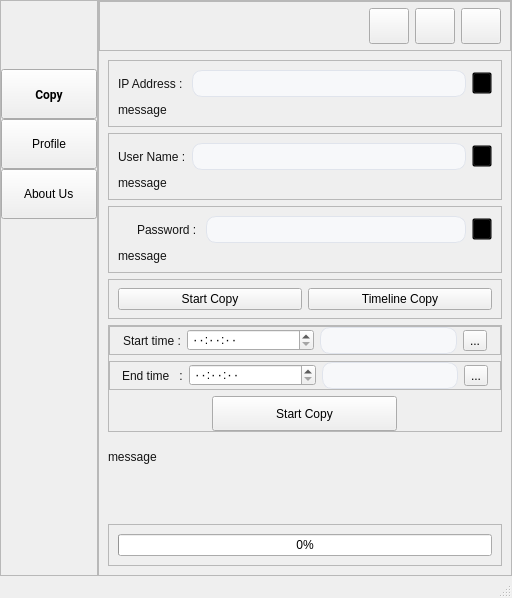
First picture: the form in UIFiles/mainUI.ui, repository amirhossein-mlkz/railProject_imageCopy, before the edit.
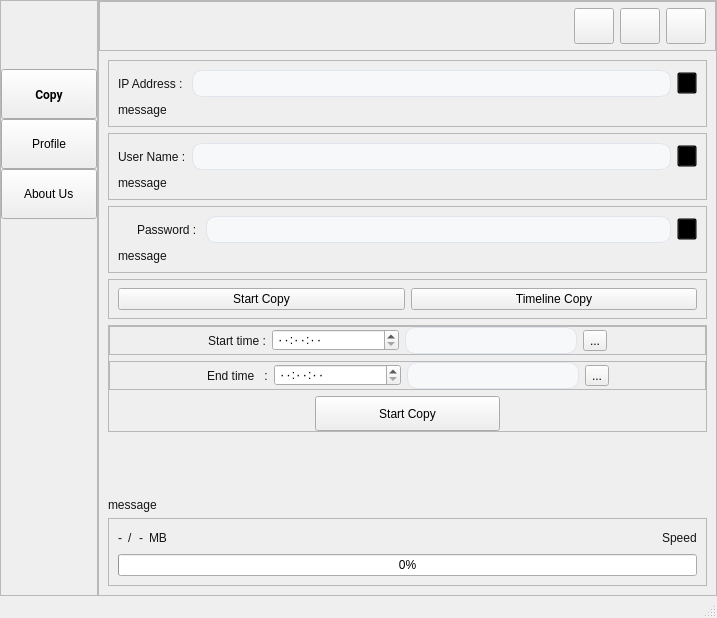
Second picture: the form after the edit. Icons and pictures are not drawn.

Commit message: New transform Module added for simple copy

Patch:
```diff
--- a/UIFiles/mainUI.ui
+++ b/UIFiles/mainUI.ui
@@ -6,8 +6,8 @@
    <rect>
     <x>0</x>
     <y>0</y>
-    <width>512</width>
-    <height>579</height>
+    <width>717</width>
+    <height>618</height>
    </rect>
   </property>
   <property name="windowTitle">
@@ -1513,7 +1513,23 @@
                </widget>
               </item>
               <item>
-               <widget class="QLabel" name="get_data_msg">
+               <spacer name="verticalSpacer_3">
+                <property name="orientation">
+                 <enum>Qt::Orientation::Vertical</enum>
+                </property>
+                <property name="sizeType">
+                 <enum>QSizePolicy::Policy::Expanding</enum>
+                </property>
+                <property name="sizeHint" stdset="0">
+                 <size>
+                  <width>20</width>
+                  <height>40</height>
+                 </size>
+                </property>
+               </spacer>
+              </item>
+              <item>
+               <widget class="QLabel" name="copy_log_lbl">
                 <property name="sizePolicy">
                  <sizepolicy hsizetype="Preferred" vsizetype="Preferred">
                   <horstretch>0</horstretch>
@@ -1534,13 +1550,6 @@
                 </property>
                </widget>
               </item>
-              <item>
-               <widget class="QLabel" name="log_label">
-                <property name="text">
-                 <string/>
-                </property>
-               </widget>
-              </item>
               <item>
                <widget class="QFrame" name="frame_5">
                 <property name="frameShape">
@@ -1549,7 +1558,89 @@
                 <property name="frameShadow">
                  <enum>QFrame::Shadow::Raised</enum>
                 </property>
-                <layout class="QHBoxLayout" name="horizontalLayout_6">
+                <layout class="QVBoxLayout" name="verticalLayout_18">
+                 <item>
+                  <layout class="QHBoxLayout" name="horizontalLayout_5">
+                   <item>
+                    <widget class="QLabel" name="completed_copy_lbl">
+                     <property name="sizePolicy">
+                      <sizepolicy hsizetype="Maximum" vsizetype="Preferred">
+                       <horstretch>0</horstretch>
+                       <verstretch>0</verstretch>
+                      </sizepolicy>
+                     </property>
+                     <property name="text">
+                      <string>-</string>
+                     </property>
+                    </widget>
+                   </item>
+                   <item>
+                    <widget class="QLabel" name="label_9">
+                     <property name="sizePolicy">
+                      <sizepolicy hsizetype="Maximum" vsizetype="Preferred">
+                       <horstretch>0</horstretch>
+                       <verstretch>0</verstretch>
+                      </sizepolicy>
+                     </property>
+                     <property name="text">
+                      <string>/</string>
+                     </property>
+                    </widget>
+                   </item>
+                   <item>
+                    <widget class="QLabel" name="total_copy_lbl">
+                     <property name="sizePolicy">
+                      <sizepolicy hsizetype="Maximum" vsizetype="Preferred">
+                       <horstretch>0</horstretch>
+                       <verstretch>0</verstretch>
+                      </sizepolicy>
+                     </property>
+                     <property name="text">
+                      <string>-</string>
+                     </property>
+                    </widget>
+                   </item>
+                   <item>
+                    <widget class="QLabel" name="total_copy_lbl_2">
+                     <property name="sizePolicy">
+                      <sizepolicy hsizetype="Maximum" vsizetype="Preferred">
+                       <horstretch>0</horstretch>
+                       <verstretch>0</verstretch>
+                      </sizepolicy>
+                     </property>
+                     <property name="text">
+                      <string>MB</string>
+                     </property>
+                    </widget>
+                   </item>
+                   <item>
+                    <spacer name="horizontalSpacer_6">
+                     <property name="orientation">
+                      <enum>Qt::Orientation::Horizontal</enum>
+                     </property>
+                     <property name="sizeHint" stdset="0">
+                      <size>
+                       <width>40</width>
+                       <height>20</height>
+                      </size>
+                     </property>
+                    </spacer>
+                   </item>
+                   <item>
+                    <widget class="QLabel" name="copy_speed_lbl">
+                     <property name="sizePolicy">
+                      <sizepolicy hsizetype="Maximum" vsizetype="Preferred">
+                       <horstretch>0</horstretch>
+                       <verstretch>0</verstretch>
+                      </sizepolicy>
+                     </property>
+                     <property name="text">
+                      <string>Speed</string>
+                     </property>
+                    </widget>
+                   </item>
+                  </layout>
+                 </item>
                  <item>
                   <widget class="QProgressBar" name="progress_bar">
                    <property name="value">
```
The commit also changes 21 other files.
